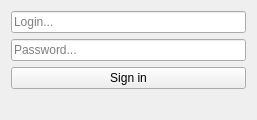
Anna-a-a/RecipeBook, file loginForm.ui: the form before one commit.
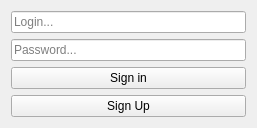
The form after the commit.

What changed in the file:
```diff
--- a/loginForm.ui
+++ b/loginForm.ui
@@ -40,6 +40,13 @@
        </property>
       </widget>
      </item>
+     <item>
+      <widget class="QPushButton" name="signUpBtn">
+       <property name="text">
+        <string>Sign Up</string>
+       </property>
+      </widget>
+     </item>
      <item>
       <spacer name="verticalSpacer">
        <property name="orientation">
```
